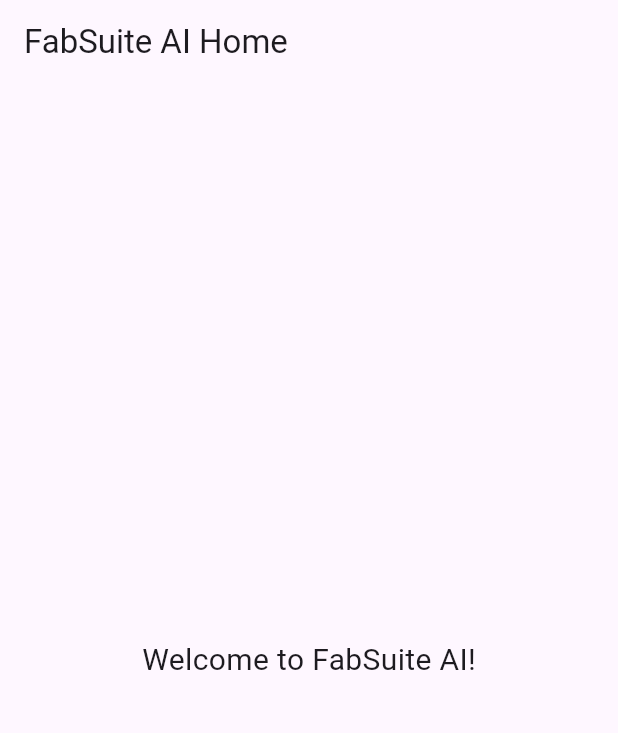
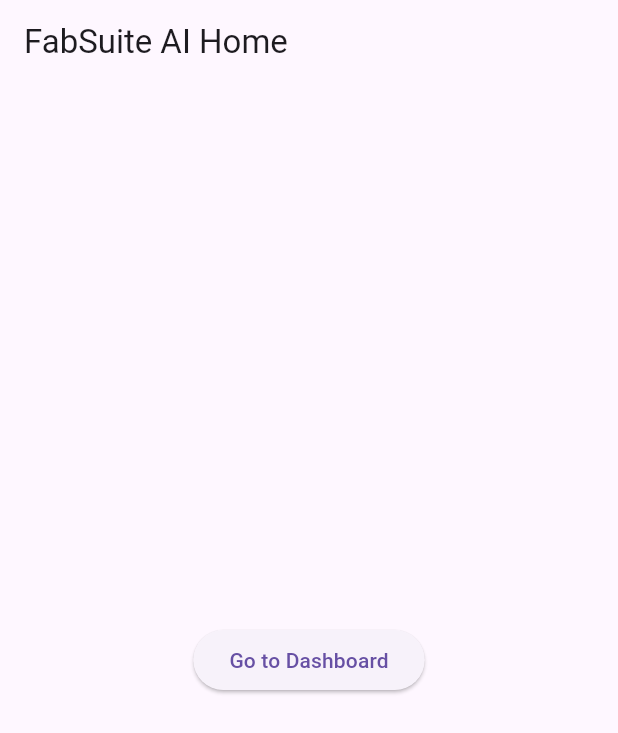
Before and after one commit to SHA3L/FabSuiteAI, a Flutter app: the screen it shows after launch, on a phone screen of 412 x 824 dp. Shown: the top 733 px of the screen. Run offline on Flutter 3.47's test engine with Material 3 defaults, Android fonts, the phone set to English and light mode, and no system bars.

Commit message:
Update home_screen.dart

```diff
--- a/lib/screens/home_screen.dart
+++ b/lib/screens/home_screen.dart
@@ -1,4 +1,5 @@
 import 'package:flutter/material.dart';
+import 'dashboard_screen.dart';
 
 class HomeScreen extends StatelessWidget {
   @override
@@ -8,9 +9,14 @@ class HomeScreen extends StatelessWidget {
         title: Text('FabSuite AI Home'),
       ),
       body: Center(
-        child: Text(
-          'Welcome to FabSuite AI!',
-          style: TextStyle(fontSize: 20),
+        child: ElevatedButton(
+          onPressed: () {
+            Navigator.push(
+              context,
+              MaterialPageRoute(builder: (context) => DashboardScreen()),
+            );
+          },
+          child: Text('Go to Dashboard'),
         ),
       ),
     );
```
